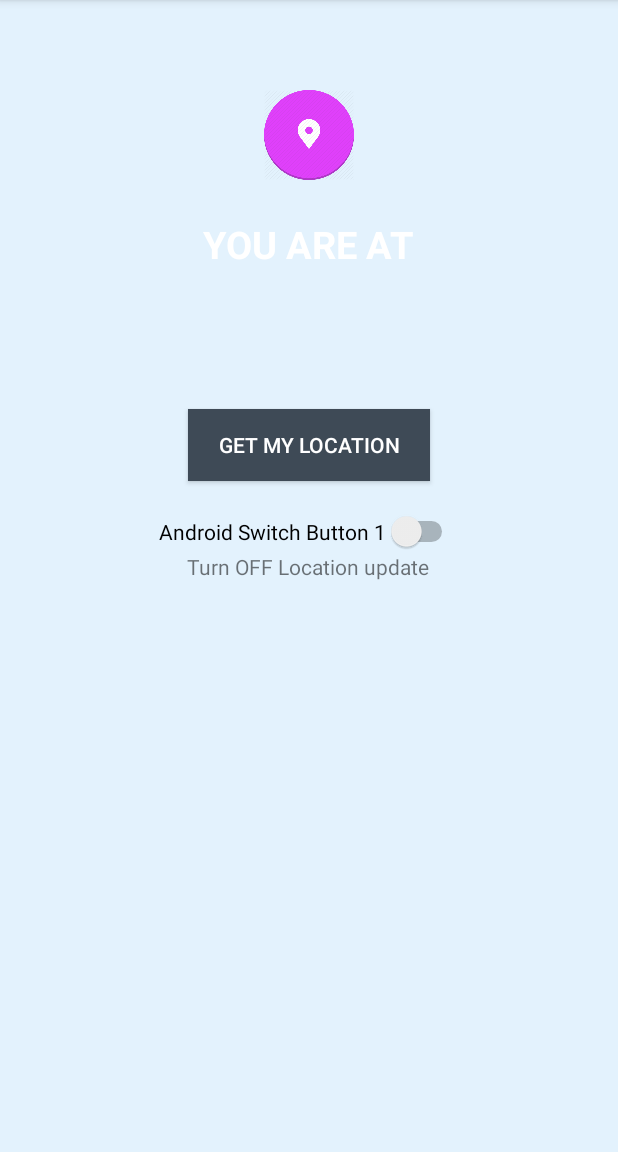
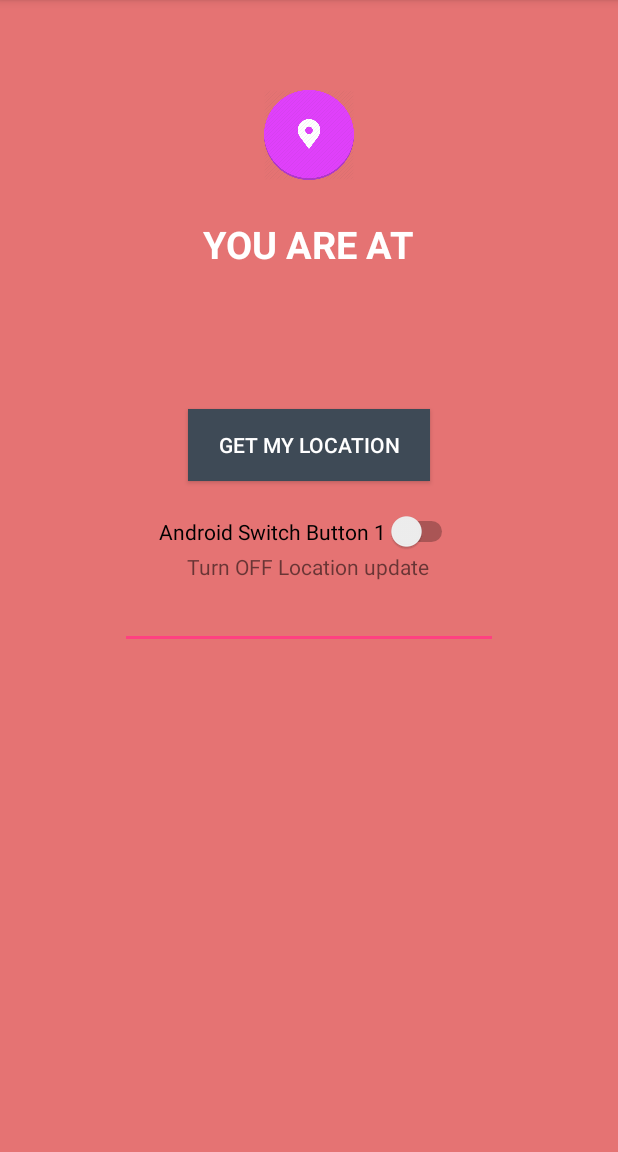
Before and after one commit to manhnvhanu/HanoiBusTracker, an Android app: the ShareLocationActivity screen opened directly, with no data from a screen before it, on a phone screen of 412 x 824 dp, the part 84-1236 px from its top. Run offline under Robolectric (Android 15) with nearby library versions, the phone set to English and light mode, and no system bars; libraries missing offline, so code that uses them is left out: com.firebase.client, com.firebase.geofire; 2 statements that could not run were skipped.

Commit message:
Store on togle periodically update

```diff
--- a/app/src/main/res/layout/activity_share_location.xml
+++ b/app/src/main/res/layout/activity_share_location.xml
@@ -2,7 +2,7 @@
     xmlns:tools="http://schemas.android.com/tools"
     android:layout_width="match_parent"
     android:layout_height="match_parent"
-    android:background="#E3F2FD"
+    android:background="#E57373"
     android:gravity="center_horizontal"
     android:orientation="vertical" >
 
@@ -56,6 +56,14 @@
         android:layout_height="wrap_content"
         android:text="Android Switch Button" />
 
+    <EditText
+        android:layout_width="252dp"
+        android:layout_height="wrap_content"
+        android:inputType="numberSigned"
+        android:digits="0123456789"
+        android:ems="10"
+        android:id="@+id/editText"
+        android:layout_gravity="center_horizontal" />
 
 
 </LinearLayout>
```
Also changed, not shown: app/src/main/java/com/acruxsolutions/hnbustracker/ShareLocationActivity.java (+27 -16 lines).
